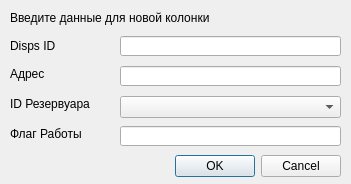
Above: dataBaseFirebird/dialogs/addpointsdialog.ui from Evgeniykull/DataBase before the change. Below: the same form after it.
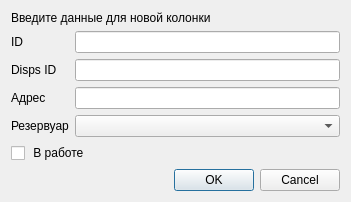
That is the form after the change.

```diff
--- a/dataBaseFirebird/dialogs/addpointsdialog.ui
+++ b/dataBaseFirebird/dialogs/addpointsdialog.ui
@@ -10,57 +10,25 @@
     <height>184</height>
    </rect>
   </property>
+  <property name="maximumSize">
+   <size>
+    <width>16777215</width>
+    <height>184</height>
+   </size>
+  </property>
   <property name="windowTitle">
    <string>Колонка</string>
   </property>
-  <widget class="QDialogButtonBox" name="buttonBox">
-   <property name="geometry">
-    <rect>
-     <x>10</x>
-     <y>150</y>
-     <width>331</width>
-     <height>32</height>
-    </rect>
-   </property>
-   <property name="orientation">
-    <enum>Qt::Horizontal</enum>
-   </property>
-   <property name="standardButtons">
-    <set>QDialogButtonBox::Cancel|QDialogButtonBox::Ok</set>
-   </property>
-  </widget>
-  <widget class="QLabel" name="label_2">
-   <property name="geometry">
-    <rect>
-     <x>10</x>
-     <y>38</y>
-     <width>101</width>
-     <height>16</height>
-    </rect>
-   </property>
+  <layout class="QGridLayout" name="gridLayout">
+   <item row="5" column="0" colspan="2">
+    <widget class="QCheckBox" name="cbWork">
    <property name="text">
-    <string>Disps ID</string>
-   </property>
-  </widget>
-  <widget class="QLineEdit" name="leAddress">
-   <property name="geometry">
-    <rect>
-     <x>120</x>
-     <y>66</y>
-     <width>221</width>
-     <height>20</height>
-    </rect>
-   </property>
-  </widget>
+      <string> В работе</string>
+     </property>
+    </widget>
+   </item>
+   <item row="2" column="1">
   <widget class="QLineEdit" name="leDispsId">
-   <property name="geometry">
-    <rect>
-     <x>120</x>
-     <y>36</y>
-     <width>221</width>
-     <height>20</height>
-    </rect>
-   </property>
    <property name="inputMask">
     <string>D9999</string>
    </property>
@@ -68,78 +36,62 @@
     <number>5</number>
    </property>
   </widget>
-  <widget class="QLabel" name="label_3">
-   <property name="geometry">
-    <rect>
-     <x>10</x>
-     <y>66</y>
-     <width>101</width>
-     <height>16</height>
-    </rect>
-   </property>
-   <property name="text">
-    <string>Адрес</string>
-   </property>
-  </widget>
+   </item>
+   <item row="3" column="1">
+    <widget class="QLineEdit" name="leAddress"/>
+   </item>
+   <item row="0" column="0" colspan="2">
   <widget class="QLabel" name="lblInfoText">
-   <property name="geometry">
-    <rect>
-     <x>10</x>
-     <y>10</y>
-     <width>261</width>
-     <height>16</height>
-    </rect>
-   </property>
    <property name="text">
     <string>Введите данные для новой колонки</string>
    </property>
   </widget>
+   </item>
+   <item row="2" column="0">
+    <widget class="QLabel" name="label_2">
+     <property name="text">
+      <string>Disps ID</string>
+     </property>
+    </widget>
+   </item>
+   <item row="3" column="0">
+    <widget class="QLabel" name="label_3">
+     <property name="text">
+      <string>Адрес</string>
+     </property>
+    </widget>
+   </item>
+   <item row="6" column="0" colspan="2">
+    <widget class="QDialogButtonBox" name="buttonBox">
+     <property name="orientation">
+      <enum>Qt::Horizontal</enum>
+     </property>
+     <property name="standardButtons">
+      <set>QDialogButtonBox::Cancel|QDialogButtonBox::Ok</set>
+     </property>
+    </widget>
+   </item>
+   <item row="4" column="1">
+    <widget class="QComboBox" name="cbTankId"/>
+   </item>
+   <item row="4" column="0">
   <widget class="QLabel" name="label_4">
-   <property name="geometry">
-    <rect>
-     <x>10</x>
-     <y>96</y>
-     <width>101</width>
-     <height>16</height>
-    </rect>
-   </property>
    <property name="text">
-    <string>ID Резервуара</string>
-   </property>
-  </widget>
-  <widget class="QLabel" name="label_5">
-   <property name="geometry">
-    <rect>
-     <x>10</x>
-     <y>126</y>
-     <width>101</width>
-     <height>16</height>
-    </rect>
-   </property>
+      <string>Резервуар</string>
+     </property>
+    </widget>
+   </item>
+   <item row="1" column="0">
+    <widget class="QLabel" name="label">
    <property name="text">
-    <string>Флаг Работы</string>
-   </property>
-  </widget>
-  <widget class="QLineEdit" name="leWorkFlag">
-   <property name="geometry">
-    <rect>
-     <x>120</x>
-     <y>126</y>
-     <width>221</width>
-     <height>20</height>
-    </rect>
-   </property>
-  </widget>
-  <widget class="QComboBox" name="cbTankId">
-   <property name="geometry">
-    <rect>
-     <x>120</x>
-     <y>96</y>
-     <width>221</width>
-     <height>22</height>
-    </rect>
-   </property>
-  </widget>
+      <string>ID</string>
+     </property>
+    </widget>
+   </item>
+   <item row="1" column="1">
+    <widget class="QLineEdit" name="leID"/>
+   </item>
+  </layout>
  </widget>
  <tabstops>
   <tabstop>leDispsId</tabstop>
```
Left out of the diff: 1 changed line with no effect on the pictures. Lines whose indentation alone changed are shown as unchanged.
